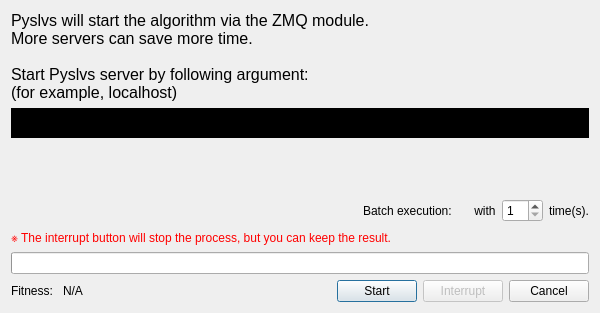
Before: the Qt Designer form core/synthesis/DimensionalSynthesis/DimensionalSynthesis_dialog/progress.ui in KmolYuan/Pyslvs-UI, drawn with Qt 5.
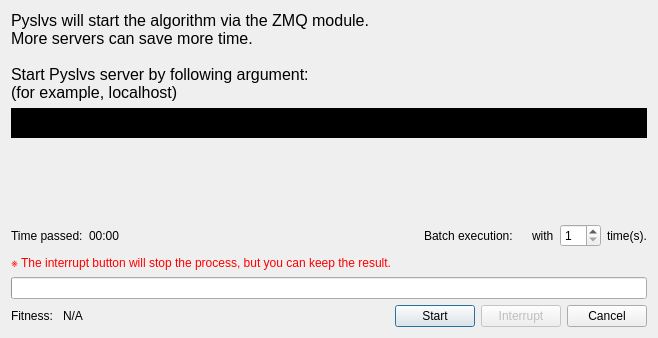
After: the same form once the commit is applied. Icons and pictures are not drawn.

Commit message: Add a timer with label on progress dialog.

Patch:
```diff
--- a/core/synthesis/DimensionalSynthesis/DimensionalSynthesis_dialog/progress.ui
+++ b/core/synthesis/DimensionalSynthesis/DimensionalSynthesis_dialog/progress.ui
@@ -6,20 +6,20 @@
    <rect>
     <x>0</x>
     <y>0</y>
-    <width>600</width>
-    <height>313</height>
+    <width>658</width>
+    <height>338</height>
    </rect>
   </property>
   <property name="minimumSize">
    <size>
-    <width>600</width>
-    <height>313</height>
+    <width>658</width>
+    <height>338</height>
    </size>
   </property>
   <property name="maximumSize">
    <size>
-    <width>600</width>
-    <height>313</height>
+    <width>658</width>
+    <height>338</height>
    </size>
   </property>
   <property name="windowTitle">
@@ -81,6 +81,20 @@
    </item>
    <item>
     <layout class="QHBoxLayout" name="horizontalLayout_2">
+     <item>
+      <widget class="QLabel" name="label_6">
+       <property name="text">
+        <string>Time passed:</string>
+       </property>
+      </widget>
+     </item>
+     <item>
+      <widget class="QLabel" name="time_label">
+       <property name="text">
+        <string>00:00</string>
+       </property>
+      </widget>
+     </item>
      <item>
       <spacer name="horizontalSpacer_2">
        <property name="orientation">
@@ -107,7 +121,7 @@
      <item>
       <widget class="QLabel" name="label_7">
        <property name="text">
-        <string> with</string>
+        <string>with</string>
        </property>
       </widget>
      </item>
```
The commit also changes 4 other files.
